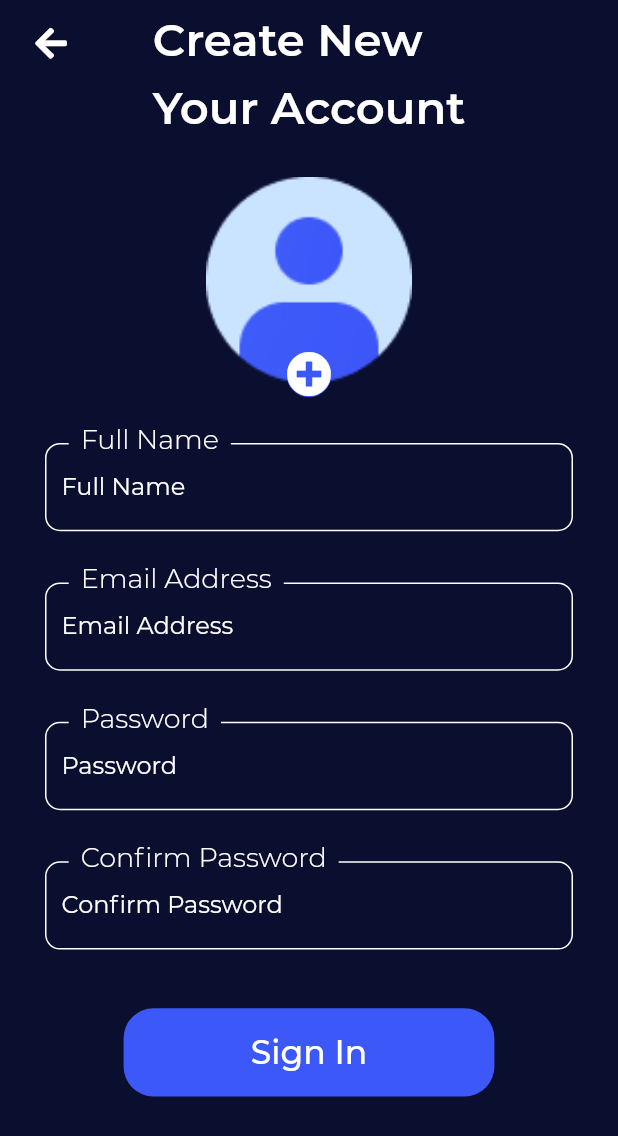
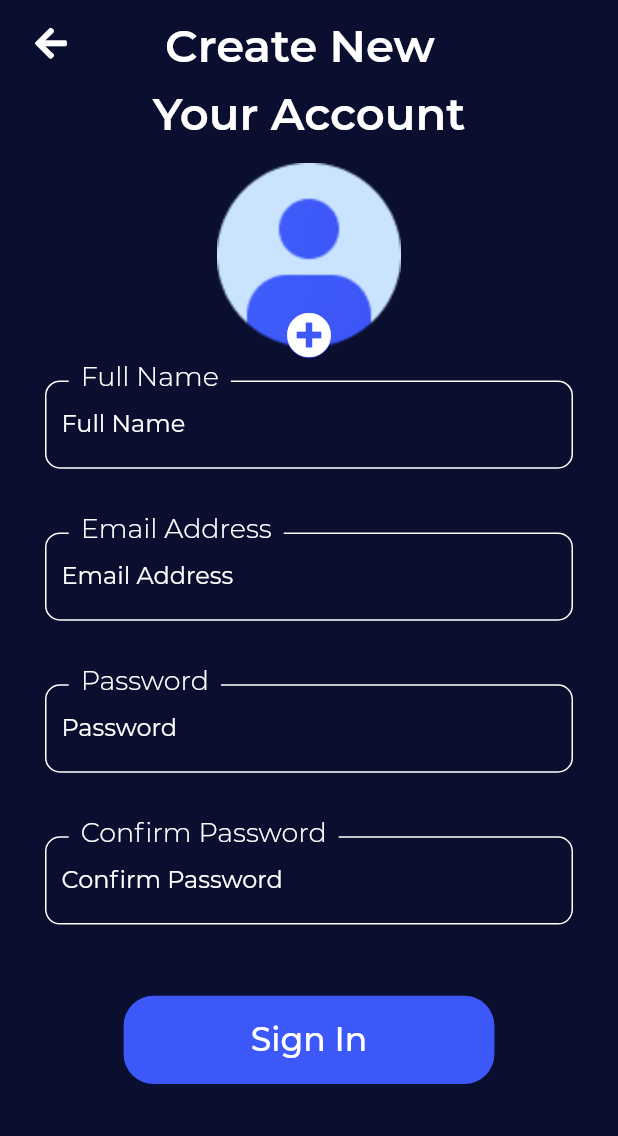
Before and after one commit to 200lab/movea-app, a Flutter app: the SignUpPage screen opened directly, on a phone screen of 412 x 824 dp. Shown: the top 1136 px of the screen. Run offline on Flutter 3.47's test engine with Material 2 defaults, Android fonts, the phone set to English and light mode, and no system bars; our stand-ins replace font_awesome_flutter.

Commit message:
sign up update avatar

```diff
--- a/lib/pages/new-user/sign_up.dart
+++ b/lib/pages/new-user/sign_up.dart
@@ -1,5 +1,6 @@
 import 'package:flutter/material.dart';
 import 'package:font_awesome_flutter/font_awesome_flutter.dart';
+import 'package:movea_app/pages/new-user/fav_gerne.dart';
 import 'package:movea_app/values/app_color.dart';
 import 'package:movea_app/values/text_style.dart';
 import 'package:movea_app/widgets/custom_button.dart';
@@ -12,6 +13,9 @@ class SignUpPage extends StatelessWidget {
   Widget build(BuildContext context) {
     return Scaffold(
       backgroundColor: AppColor.darkerBackground,
+      // appBar: AppBar(
+      //   title: Text('Create New\nYour Account'),
+      // ),
       body: SafeArea(
         child: Column(
           mainAxisAlignment: MainAxisAlignment.center,
@@ -21,11 +25,11 @@ class SignUpPage extends StatelessWidget {
                 Container(
                     alignment: Alignment.center,
                     child: Text(
-                      'Create New\nYour Account',
+                      ' Create New\nYour Account',
                       style: TxtStyle.tittleStyle,
                     )),
                 Container(
-                  margin: EdgeInsets.only(left: 10,top: 5),
+                  margin: EdgeInsets.only(left: 10, top: 5),
                   child: IconButton(
                     onPressed: () {
                       Navigator.pop(context);
@@ -38,29 +42,17 @@ class SignUpPage extends StatelessWidget {
                 )
               ]),
             ),
-            Stack(
-              children: [
             Container(
+              width: MediaQuery.of(context).size.height / 6,
               height: MediaQuery.of(context).size.height / 6,
-                  margin: EdgeInsets.symmetric(vertical: 25),
-                  child: Center(
-                    child: Container(
-                      width: MediaQuery.of(context).size.height / 6,
-                      child: FittedBox(
-                          fit: BoxFit.cover,
-                          child: Image.asset(
-                              'assets/illustrations/photo_profile.png')),
               decoration: BoxDecoration(
-                        borderRadius: BorderRadius.circular(100),
+                image: DecorationImage(
+                  //fit: BoxFit.cover,
+                  scale: 0.75,
+                  image: AssetImage('assets/illustrations/photo_profile.png'),
                 ),
               ),
-                  ),
-                ),
-                //btn add _ remove
-                InkWell(
-                  onTap: () {},
               child: Container(
-                      height: MediaQuery.of(context).size.height / 5 + 7,
                 alignment: Alignment.bottomCenter,
                 child: Container(
                   decoration: BoxDecoration(
@@ -71,10 +63,10 @@ class SignUpPage extends StatelessWidget {
                     size: 30,
                     color: AppColor.white,
                   ),
-                      )),
                 )
-              ],
               ),
+            ),
+
             Expanded(
                 child: TxtBox(
               height: MediaQuery.of(context).size.height / 14,
@@ -106,7 +98,10 @@ class SignUpPage extends StatelessWidget {
                   'Sign In',
                   style: TxtStyle.btnTxtStyle,
                 ),
-                fnc: () {},
+                fnc: () {
+                  Navigator.push(context,
+                      MaterialPageRoute(builder: (_) => FavoriteGernePage()));
+                },
               ),
             ),
             Expanded(child: Container())
```
Also changed, not shown: lib/main.dart (+4 -3 lines), lib/pages/new-user/fav_gerne.dart (added, +16 -0 lines). Lines whose indentation alone changed are shown as unchanged.
